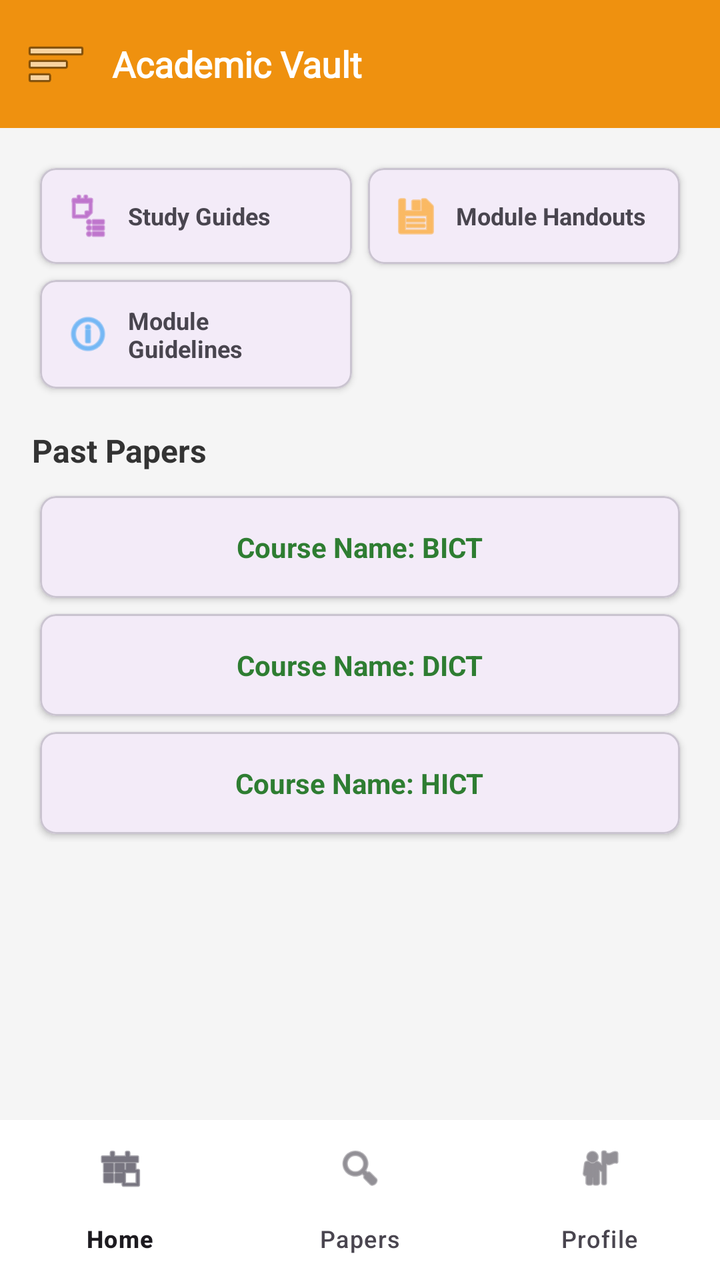
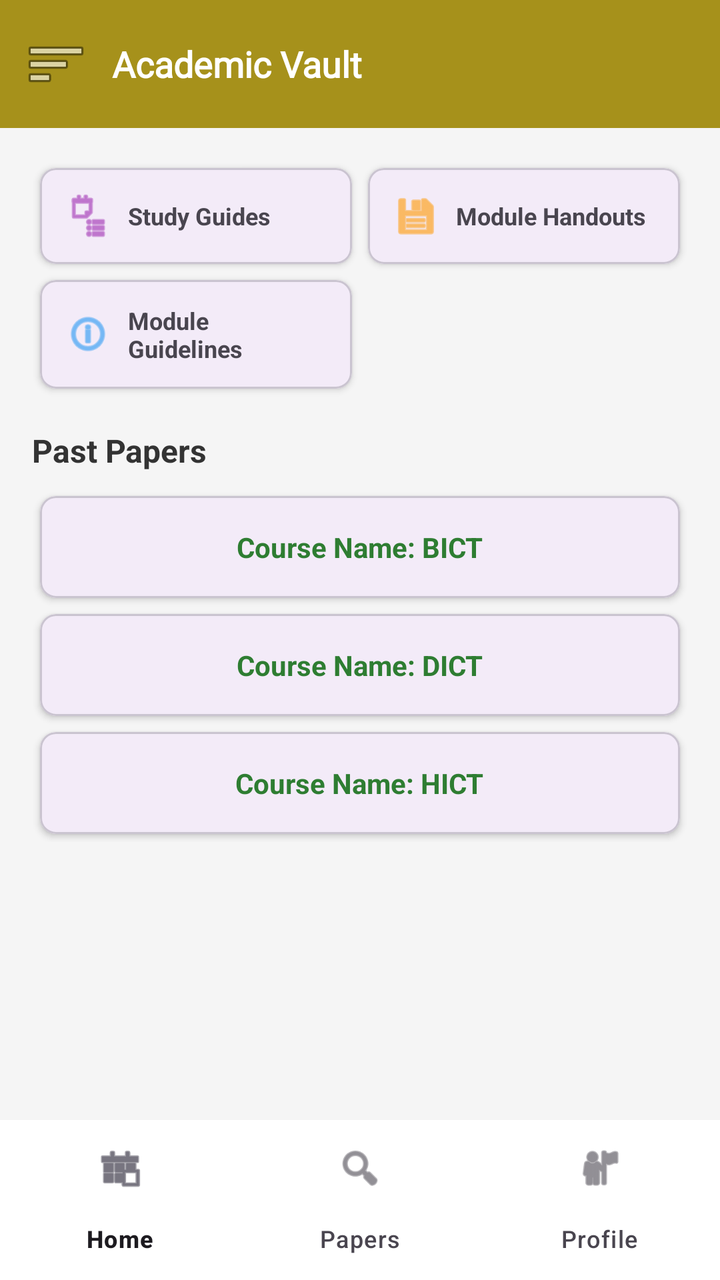

Before-and-after screenshots of an Android layout around one commit, followed by the original layout XML and the change that was made.
<!-- AndroidManifest.xml: application theme Theme.Academic_Vault -->
<!-- res/layout/activity_dashboard.xml -->
<?xml version="1.0" encoding="utf-8"?>
<androidx.coordinatorlayout.widget.CoordinatorLayout
    xmlns:android="http://schemas.android.com/apk/res/android"
    xmlns:app="http://schemas.android.com/apk/res-auto"
    android:layout_width="match_parent"
    android:layout_height="match_parent"
    android:background="#F5F5F5">

    <com.google.android.material.appbar.AppBarLayout
        android:layout_width="match_parent"
        android:layout_height="wrap_content"
        app:elevation="0dp">

        <androidx.appcompat.widget.Toolbar
            android:id="@+id/toolbar"
            android:layout_width="match_parent"
            android:layout_height="?attr/actionBarSize"
            android:background="#EF910F"
            app:navigationIcon="@android:drawable/ic_menu_sort_by_size">

            <TextView
                android:layout_width="wrap_content"
                android:layout_height="wrap_content"
                android:fontFamily="@font/bungee"
                android:text="Academic Vault"
                android:textColor="@android:color/white"
                android:textSize="18sp"
                android:textStyle="bold" />

        </androidx.appcompat.widget.Toolbar>
    </com.google.android.material.appbar.AppBarLayout>

    <androidx.core.widget.NestedScrollView
        android:layout_width="match_parent"
        android:layout_height="match_parent"
        app:layout_behavior="@string/appbar_scrolling_view_behavior">

        <LinearLayout
            android:layout_width="match_parent"
            android:layout_height="wrap_content"
            android:orientation="vertical"
            android:padding="16dp">

            <GridLayout
                android:layout_width="match_parent"
                android:layout_height="wrap_content"
                android:columnCount="2">

                <com.google.android.material.card.MaterialCardView
                    android:id="@+id/cardStudyGuides"
                    android:layout_width="0dp"
                    android:layout_height="wrap_content"
                    android:layout_rowWeight="1"
                    android:layout_columnWeight="1"
                    android:layout_margin="4dp"
                    app:cardCornerRadius="8dp"
                    app:cardElevation="2dp">

                    <LinearLayout
                        android:layout_width="match_parent"
                        android:layout_height="wrap_content"
                        android:gravity="center_vertical"
                        android:orientation="horizontal"
                        android:padding="12dp">

                        <ImageView
                            android:layout_width="24dp"
                            android:layout_height="24dp"
                            android:src="@android:drawable/ic_menu_agenda"
                            android:contentDescription="Study Guides"
                            app:tint="#9C27B0" />

                        <TextView
                            android:layout_width="wrap_content"
                            android:layout_height="wrap_content"
                            android:layout_marginStart="8dp"
                            android:text="Study Guides"
                            android:textSize="12sp"
                            android:textStyle="bold" />
                    </LinearLayout>
                </com.google.android.material.card.MaterialCardView>

                <com.google.android.material.card.MaterialCardView
                    android:id="@+id/cardModuleHandouts"
                    android:layout_width="0dp"
                    android:layout_height="wrap_content"
                    android:layout_rowWeight="1"
                    android:layout_columnWeight="1"
                    android:layout_margin="4dp"
                    app:cardCornerRadius="8dp"
                    app:cardElevation="2dp">

                    <LinearLayout
                        android:layout_width="match_parent"
                        android:layout_height="wrap_content"
                        android:gravity="center_vertical"
                        android:orientation="horizontal"
                        android:padding="12dp">

                        <ImageView
                            android:layout_width="24dp"
                            android:layout_height="24dp"
                            android:src="@android:drawable/ic_menu_save"
                            android:contentDescription="Module Handouts"
                            app:tint="#FF9800" />

                        <TextView
                            android:layout_width="wrap_content"
                            android:layout_height="wrap_content"
                            android:layout_marginStart="8dp"
                            android:text="Module Handouts"
                            android:textSize="12sp"
                            android:textStyle="bold" />
                    </LinearLayout>
                </com.google.android.material.card.MaterialCardView>

                <com.google.android.material.card.MaterialCardView
                    android:id="@+id/cardModuleGuidelines"
                    android:layout_width="0dp"
                    android:layout_height="wrap_content"
                    android:layout_rowWeight="1"
                    android:layout_columnWeight="1"
                    android:layout_margin="4dp"
                    app:cardCornerRadius="8dp"
                    app:cardElevation="2dp">

                    <LinearLayout
                        android:layout_width="match_parent"
                        android:layout_height="wrap_content"
                        android:gravity="center_vertical"
                        android:orientation="horizontal"
                        android:padding="12dp">

                        <ImageView
                            android:layout_width="24dp"
                            android:layout_height="24dp"
                            android:src="@android:drawable/ic_menu_info_details"
                            android:contentDescription="Module Guidelines"
                            app:tint="#2196F3" />

                        <TextView
                            android:layout_width="wrap_content"
                            android:layout_height="wrap_content"
                            android:layout_marginStart="8dp"
                            android:text="Module Guidelines"
                            android:textSize="12sp"
                            android:textStyle="bold" />
                    </LinearLayout>
                </com.google.android.material.card.MaterialCardView>

            </GridLayout>

            <TextView
                android:layout_width="match_parent"
                android:layout_height="wrap_content"
                android:layout_marginTop="16dp"
                android:text="Past Papers"
                android:textColor="#333333"
                android:textSize="16sp"
                android:textStyle="bold" />

            <LinearLayout
                android:layout_width="match_parent"
                android:layout_height="wrap_content"
                android:layout_marginTop="8dp"
                android:orientation="vertical">

                <include
                    android:id="@+id/include_bict"
                    layout="@layout/item_bict_card" />
                <include
                    android:id="@+id/include_dict"
                    layout="@layout/item_dict_card" />
                <include
                    android:id="@+id/include_hict"
                    layout="@layout/item_hict_card" />
            </LinearLayout>
        </LinearLayout>
    </androidx.core.widget.NestedScrollView>

    <com.google.android.material.bottomnavigation.BottomNavigationView
        android:id="@+id/bottom_navigation"
        android:layout_width="match_parent"
        android:layout_height="wrap_content"
        android:layout_gravity="bottom"
        android:background="@android:color/white"
        app:menu="@menu/bottom_nav_menu" />

</androidx.coordinatorlayout.widget.CoordinatorLayout>
<!-- res/layout/item_bict_card.xml (included above) -->
<?xml version="1.0" encoding="utf-8"?>
<com.google.android.material.card.MaterialCardView xmlns:android="http://schemas.android.com/apk/res/android"
    xmlns:app="http://schemas.android.com/apk/res-auto"
    android:layout_width="match_parent"
    android:layout_height="wrap_content"
    android:layout_margin="4dp"
    app:cardCornerRadius="8dp"
    app:cardElevation="2dp">

    <LinearLayout
        android:layout_width="match_parent"
        android:layout_height="wrap_content"
        android:gravity="center"
        android:orientation="horizontal"
        android:padding="16dp">

        <TextView
            android:layout_width="wrap_content"
            android:layout_height="wrap_content"
            android:text="Course Name: BICT"
            android:textSize="14sp"
            android:textColor="#2E7D32"
            android:textStyle="bold" />
    </LinearLayout>
</com.google.android.material.card.MaterialCardView>
<!-- res/layout/item_dict_card.xml (included above) -->
<?xml version="1.0" encoding="utf-8"?>
<com.google.android.material.card.MaterialCardView xmlns:android="http://schemas.android.com/apk/res/android"
    xmlns:app="http://schemas.android.com/apk/res-auto"
    android:layout_width="match_parent"
    android:layout_height="wrap_content"
    android:layout_margin="4dp"
    app:cardCornerRadius="8dp"
    app:cardElevation="2dp">

    <LinearLayout
        android:layout_width="match_parent"
        android:layout_height="wrap_content"
        android:gravity="center"
        android:orientation="horizontal"
        android:padding="16dp">

        <TextView
            android:layout_width="wrap_content"
            android:layout_height="wrap_content"
            android:text="Course Name: DICT"
            android:textSize="14sp"
            android:textColor="#2E7D32"
            android:textStyle="bold" />
    </LinearLayout>
</com.google.android.material.card.MaterialCardView>
<!-- res/layout/item_hict_card.xml (included above) -->
<?xml version="1.0" encoding="utf-8"?>
<com.google.android.material.card.MaterialCardView xmlns:android="http://schemas.android.com/apk/res/android"
    xmlns:app="http://schemas.android.com/apk/res-auto"
    android:layout_width="match_parent"
    android:layout_height="wrap_content"
    android:layout_margin="4dp"
    app:cardCornerRadius="8dp"
    app:cardElevation="2dp">

    <LinearLayout
        android:layout_width="match_parent"
        android:layout_height="wrap_content"
        android:gravity="center"
        android:orientation="horizontal"
        android:padding="16dp">

        <TextView
            android:layout_width="wrap_content"
            android:layout_height="wrap_content"
            android:text="Course Name: HICT"
            android:textSize="14sp"
            android:textColor="#2E7D32"
            android:textStyle="bold" />
    </LinearLayout>
</com.google.android.material.card.MaterialCardView>
<!-- resources referenced by this layout -->
<resources>
  <style name="Theme.Academic_Vault" parent="Base.Theme.Academic_Vault" />
  <style name="Base.Theme.Academic_Vault" parent="Theme.Material3.DayNight.NoActionBar">
          
          
      </style>
</resources>

<!-- the commit's change to res/layout/activity_dashboard.xml (unified diff, before → after) -->
@@ -15,7 +15,7 @@
             android:id="@+id/toolbar"
             android:layout_width="match_parent"
             android:layout_height="?attr/actionBarSize"
-            android:background="#EF910F"
+            android:background="#A6911B"
             app:navigationIcon="@android:drawable/ic_menu_sort_by_size">
 
             <TextView
